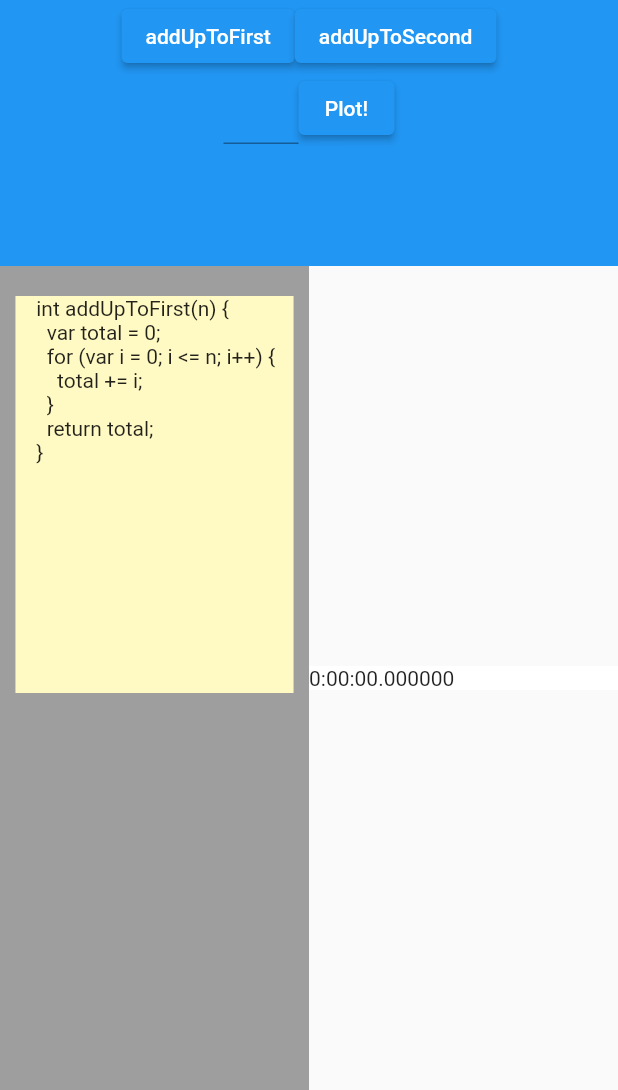
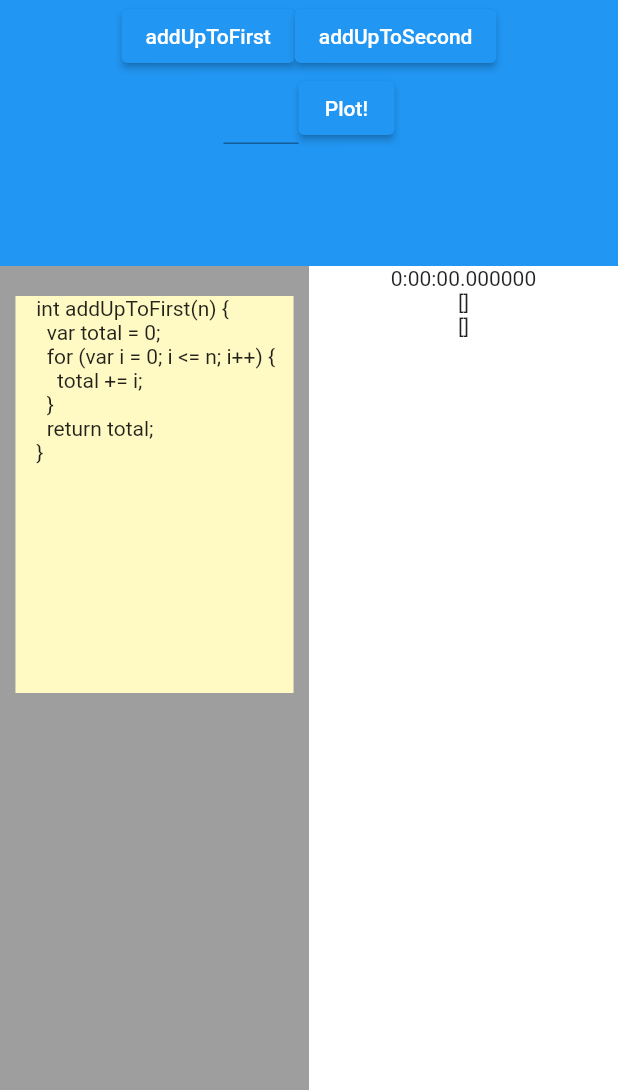
Before and after one commit to kangsudal/performance_tracker, a Flutter app: the screen it shows after launch, after a tap on "addUpToFirst", on a phone screen of 412 x 824 dp, the part 146-1236 px from its top. Run offline on Flutter 3.47's test engine with Material 2 defaults, Android fonts, the phone set to English and light mode, and no system bars.

Commit message:
gather result into list

```diff
--- a/lib/main.dart
+++ b/lib/main.dart
@@ -28,6 +28,9 @@ class _MyHomePageState extends State<MyHomePage> {
   Duration duration = Duration(microseconds: 0);
   int _index = 0;
 
+  List addUpToFirstResultList = [];
+  List addUpToSecondResultList = [];
+
   @override
   Widget build(BuildContext context) {
     Subject subject = Subject();
@@ -52,7 +55,6 @@ class _MyHomePageState extends State<MyHomePage> {
                             //노란색 container 속 텍스트 변화
                             _index = 0;
                           });
-                          print('addUpToFirst() executed in ${duration}');
                         },
                         child: Text("addUpToFirst"),
                       ),
@@ -62,7 +64,6 @@ class _MyHomePageState extends State<MyHomePage> {
                             //노란색 container 속 텍스트 변화
                             _index = 1;
                           });
-                          print('addUpToFirst() executed in ${duration}');
                         },
                         child: Text("addUpToSecond"),
                       ),
@@ -84,6 +85,7 @@ class _MyHomePageState extends State<MyHomePage> {
                               subject.addUpToFirst(10000000);
                               setState(() {
                                 duration = stopwatch.elapsed;
+                                addUpToFirstResultList.add(duration);
                               });
                               break;
                             case 1:
@@ -92,6 +94,7 @@ class _MyHomePageState extends State<MyHomePage> {
                               subject.addUpToSecond(10000);
                               setState(() {
                                 duration = stopwatch.elapsed;
+                                addUpToSecondResultList.add(duration);
                               });
                               break;
                             default:
@@ -142,7 +145,14 @@ class _MyHomePageState extends State<MyHomePage> {
                   Expanded(
                     child: Container(
                       color: Colors.white,
-                      child: Text('$duration'),
+                      child: Column(
+                        children: [
+                          Text('$duration'),
+                          Text(addUpToFirstResultList.toString()),
+                          Text(addUpToSecondResultList.toString()),
+
+                        ],
+                      ),
                     ),
                   ),
                 ],
```
